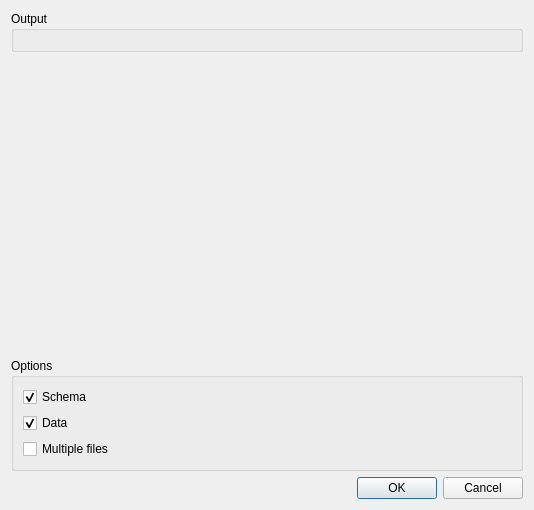
Before: the Qt Designer form src/widget/toolmysqldumpdialog.ui in mugiseyebrows/mugi-query, drawn with Qt 5.
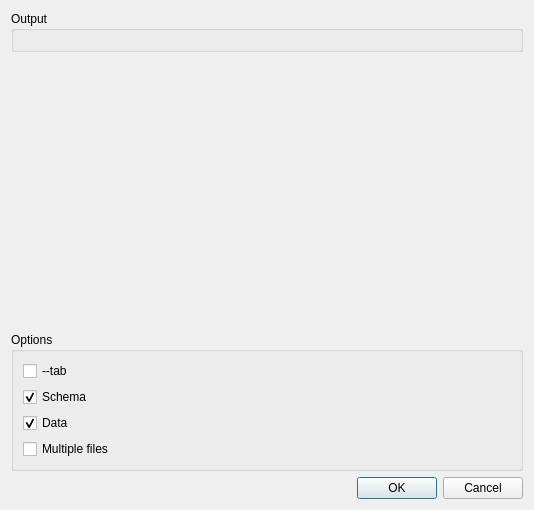
After: the same form once the commit is applied. Custom widgets are drawn as their Qt base class.

Commit message: mysqldump --tab

The edit to the form file:
```diff
--- a/src/widget/toolmysqldumpdialog.ui
+++ b/src/widget/toolmysqldumpdialog.ui
@@ -35,6 +35,13 @@
       <string>Options</string>
      </property>
      <layout class="QVBoxLayout" name="verticalLayout">
+      <item>
+       <widget class="QCheckBox" name="tab">
+        <property name="text">
+         <string>--tab</string>
+        </property>
+       </widget>
+      </item>
       <item>
        <widget class="QCheckBox" name="schema">
         <property name="text">
```
The commit also changes 3 other files.
